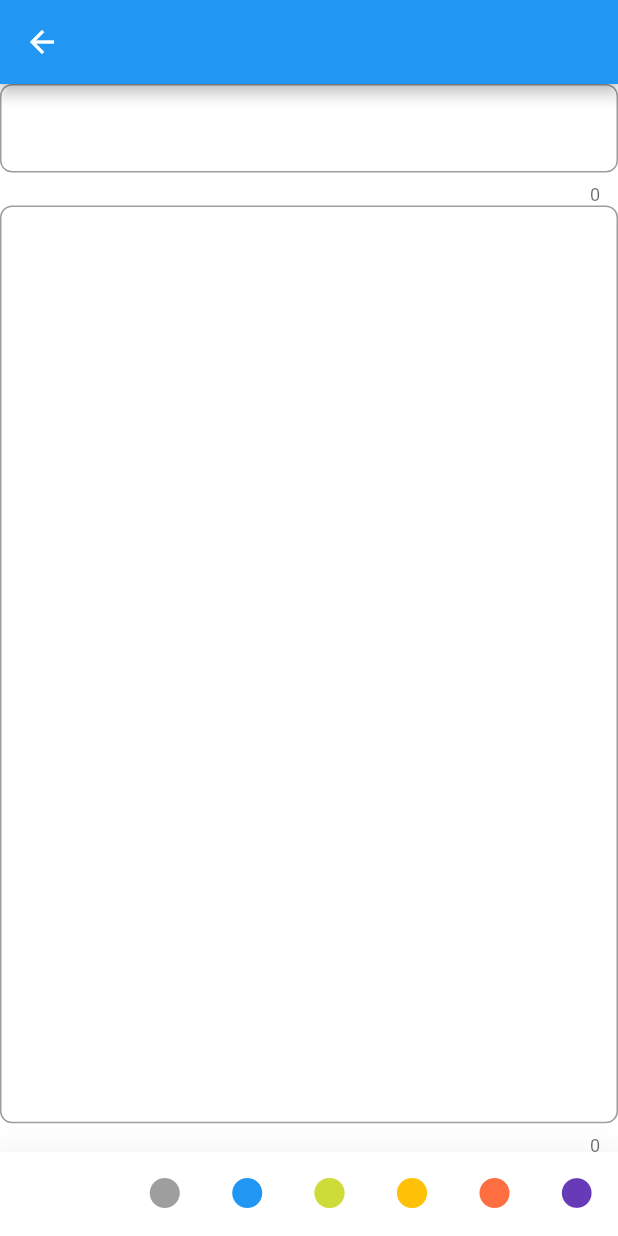
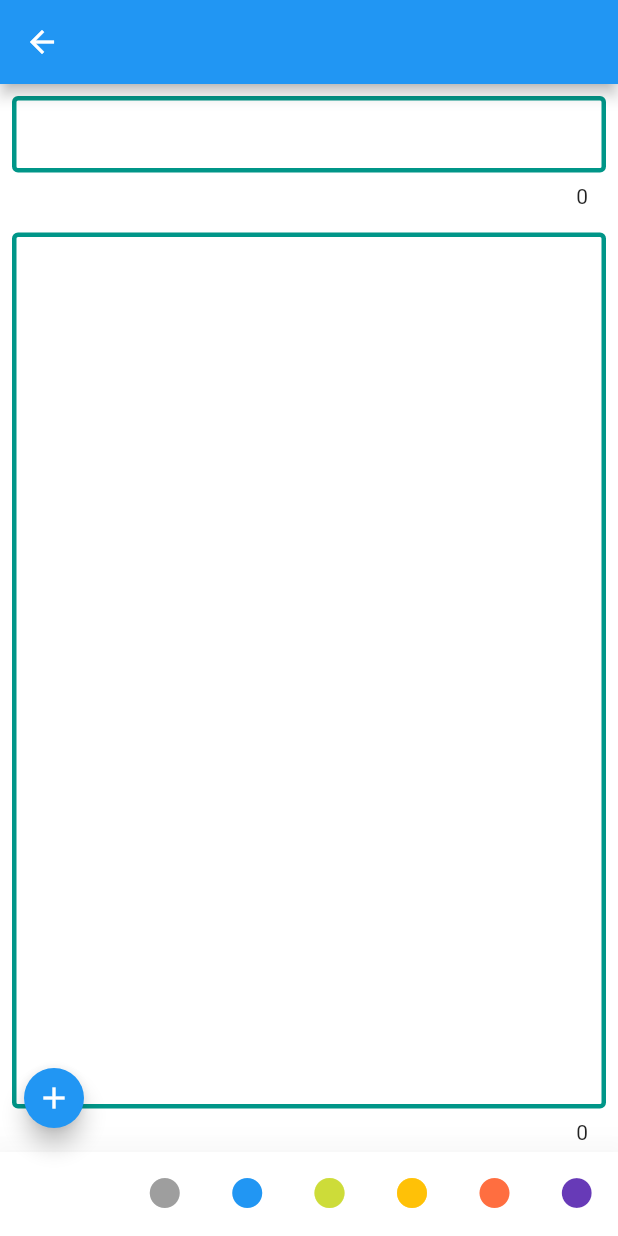
Before and after one commit to hyperov/ToDo_App_Flutter, a Flutter app: the NotesDetailsWidget screen opened directly, on a phone screen of 412 x 824 dp. Run offline on Flutter 3.47's test engine with Material 2 defaults, Android fonts, the phone set to English and light mode, and no system bars; our stand-ins replace cloud_firestore, firebase_auth, firebase_core, flutter_secure_storage, get; missing offline and left inert: flutterfire_ui; accounts and stored records are empty; generated files the repository leaves out were written again; statements that could not run were skipped.

```diff
--- a/to_do_app_flutter/lib/notes/view/NotesDetailsScreen.dart
+++ b/to_do_app_flutter/lib/notes/view/NotesDetailsScreen.dart
@@ -11,32 +11,70 @@ class NotesDetailsWidget extends StatelessWidget {
 
   @override
   Widget build(BuildContext context) {
-    return Obx(() => Scaffold(
-            backgroundColor: _getBackgroundColor(
-                detailsController.bottomNavigationIndex.value),
-            appBar: AppBar(),
+    return Obx(
+      () => Scaffold(
+        backgroundColor:
+            _getBackgroundColor(detailsController.bottomNavigationIndex.value),
+        appBar: AppBar(
+            leading: IconButton(
+                icon: const Icon(Icons.arrow_back),
+                onPressed: () {
+                  Get.back();
+                })),
         body: Column(
           children: [
-                TextField(
+            Container(
+              margin: const EdgeInsets.all(8),
+              child: TextField(
+                enableInteractiveSelection: true,
+                buildCounter: (context,
+                    {required currentLength, required isFocused, maxLength}) {
+                  return Text(
+                    "${currentLength.toInt()}",
+                    style: const TextStyle(decoration: TextDecoration.none),
+                  );
+                },
                 style: const TextStyle(
                   decoration: TextDecoration.none,
                 ),
-                  decoration: InputDecoration(
+                decoration: const InputDecoration(
+                    isDense: true,
                     prefixText: "Title: ",
-                    prefixStyle: const TextStyle(color: Colors.green),
-                    counterText:
-                        detailsController.titleTextCounter.value.toString(),
+                    prefixStyle: TextStyle(color: Colors.green),
+                    enabledBorder: OutlineInputBorder(
+                        borderSide: BorderSide(
+                            color: Colors.teal,
+                            width: 3,
+                            style: BorderStyle.solid))),
               ),
             ),
             Expanded(
+              child: Container(
+                margin: const EdgeInsets.all(8),
                 child: TextField(
+                    textInputAction: TextInputAction.done,
+                    textAlignVertical: TextAlignVertical.top,
+                    enableInteractiveSelection: true,
                     expands: true,
                     maxLines: null,
                     minLines: null,
-                      decoration: InputDecoration(
-                          counterText: detailsController.detailsTextCounter.value
-                              .toString()),
-                      style: TextStyle(decoration: TextDecoration.none)),
+                    buildCounter: (context,
+                        {required currentLength,
+                        required isFocused,
+                        maxLength}) {
+                      return Text(
+                        "${currentLength.toInt()}",
+                        style: const TextStyle(decoration: TextDecoration.none),
+                      );
+                    },
+                    decoration: const InputDecoration(
+                        enabledBorder: OutlineInputBorder(
+                            borderSide: BorderSide(
+                                color: Colors.teal,
+                                width: 3,
+                                style: BorderStyle.solid))),
+                    style: const TextStyle(decoration: TextDecoration.none)),
+              ),
             )
           ],
         ),
@@ -78,8 +116,7 @@ class NotesDetailsWidget extends StatelessWidget {
                 backgroundColor: Colors.amber),
             BottomNavigationBarItem(
                 icon: Icon(Icons.circle, color: Colors.deepOrangeAccent),
-                    activeIcon:
-                        Icon(Icons.circle, color: Colors.deepOrangeAccent),
+                activeIcon: Icon(Icons.circle, color: Colors.deepOrangeAccent),
                 label: "orange",
                 backgroundColor: Colors.deepOrangeAccent),
             BottomNavigationBarItem(
@@ -92,13 +129,12 @@ class NotesDetailsWidget extends StatelessWidget {
             detailsController.bottomNavigationIndex.value = index;
             _getBackgroundColor(index);
           },
-            ))
-        // child: const TextField(
-        //   showCursor: true,
-        //   autocorrect: true,
-        //   cursorColor: Colors.blue,
-        //
-        // ),
+        ),
+        floatingActionButtonLocation: FloatingActionButtonLocation.miniStartFloat,
+        floatingActionButton: FloatingActionButton(focusElevation: 16,child: Icon(Icons.add),mini: true,
+          onPressed: () {},
+        ),
+      ),
     );
   }
 
```
Lines whose indentation alone changed are shown as unchanged.
